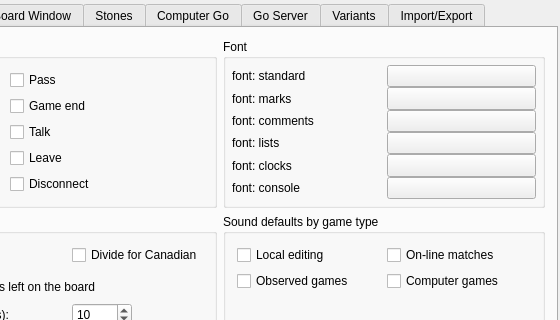
This is src/preferences_gui.ui in bernds/q5Go as Qt 5 draws it before an edit; both pictures show x 121 to 681 and y 0 to 320 of the 681 by 835 pixel window. The edited form follows.
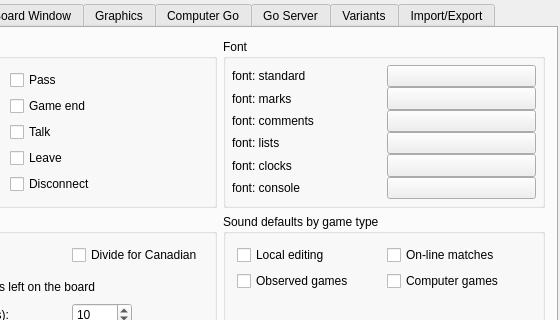
This is the edited form. Icons and pictures are not drawn. Custom widgets are drawn as their Qt base class.

Commit message: Finally rename the misnamed "Stones" tab to "Graphics"

```diff
--- a/src/preferences_gui.ui
+++ b/src/preferences_gui.ui
@@ -1591,7 +1591,7 @@
      </widget>
      <widget class="QWidget" name="tab">
       <attribute name="title">
-       <string>Stones</string>
+       <string>Graphics</string>
       </attribute>
       <layout class="QGridLayout" name="gridLayout_11">
        <item row="0" column="0" colspan="2">
```
